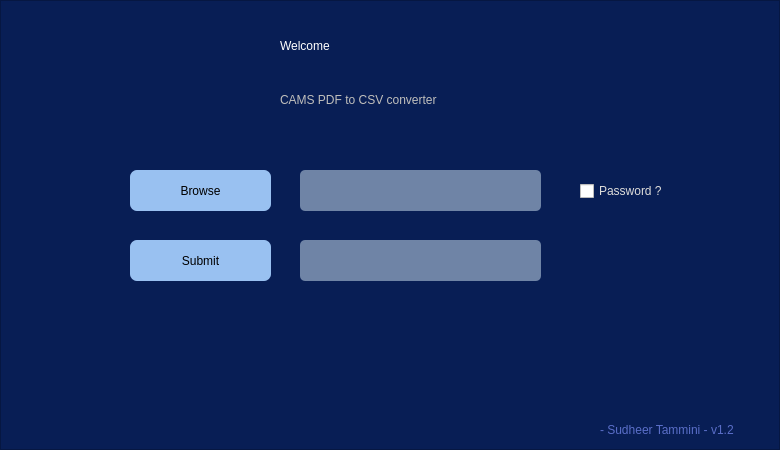
Before: the Qt Designer form welcome.ui in SudheerNotes/cams2csv, drawn with Qt 5.
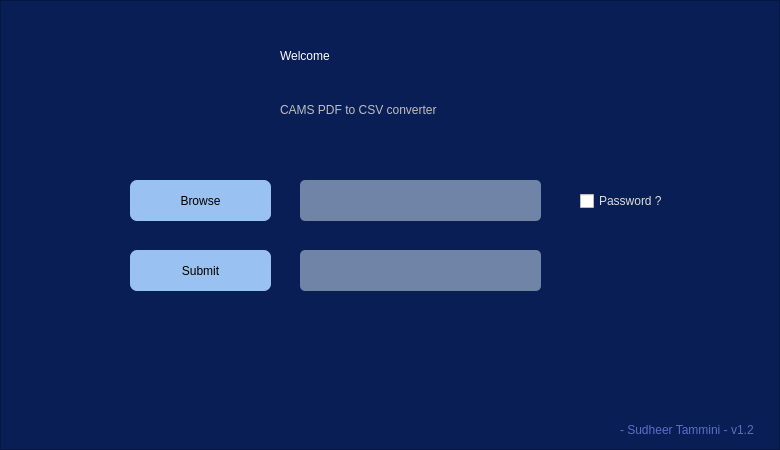
After: the same form once the commit is applied.

```diff
--- a/welcome.ui
+++ b/welcome.ui
@@ -61,7 +61,7 @@
     <property name="geometry">
      <rect>
       <x>280</x>
-      <y>20</y>
+      <y>30</y>
       <width>241</width>
       <height>51</height>
      </rect>
@@ -82,7 +82,7 @@
     <property name="geometry">
      <rect>
       <x>280</x>
-      <y>90</y>
+      <y>100</y>
       <width>251</width>
       <height>20</height>
      </rect>
@@ -100,7 +100,7 @@
     <property name="geometry">
      <rect>
       <x>130</x>
-      <y>240</y>
+      <y>250</y>
       <width>141</width>
       <height>41</height>
      </rect>
@@ -125,7 +125,7 @@
     <property name="geometry">
      <rect>
       <x>240</x>
-      <y>330</y>
+      <y>340</y>
       <width>351</width>
       <height>31</height>
      </rect>
@@ -145,7 +145,7 @@
     <property name="geometry">
      <rect>
       <x>130</x>
-      <y>170</y>
+      <y>180</y>
       <width>141</width>
       <height>41</height>
      </rect>
@@ -182,7 +182,7 @@
     <property name="geometry">
      <rect>
       <x>580</x>
-      <y>180</y>
+      <y>190</y>
       <width>101</width>
       <height>22</height>
      </rect>
@@ -202,7 +202,7 @@
     <property name="geometry">
      <rect>
       <x>300</x>
-      <y>170</y>
+      <y>180</y>
       <width>241</width>
       <height>41</height>
      </rect>
@@ -212,7 +212,7 @@
       <family>Fira Sans</family>
       <pointsize>10</pointsize>
       <italic>false</italic>
-      <bold>false</bold>
+      <fontweight>Light</fontweight>
      </font>
     </property>
     <property name="styleSheet">
@@ -229,7 +229,7 @@
     <property name="geometry">
      <rect>
       <x>300</x>
-      <y>240</y>
+      <y>250</y>
       <width>241</width>
       <height>41</height>
      </rect>
@@ -253,9 +253,9 @@
    <widget class="QLabel" name="label_3">
     <property name="geometry">
      <rect>
-      <x>600</x>
+      <x>620</x>
       <y>420</y>
-      <width>161</width>
+      <width>151</width>
       <height>20</height>
      </rect>
     </property>
```
